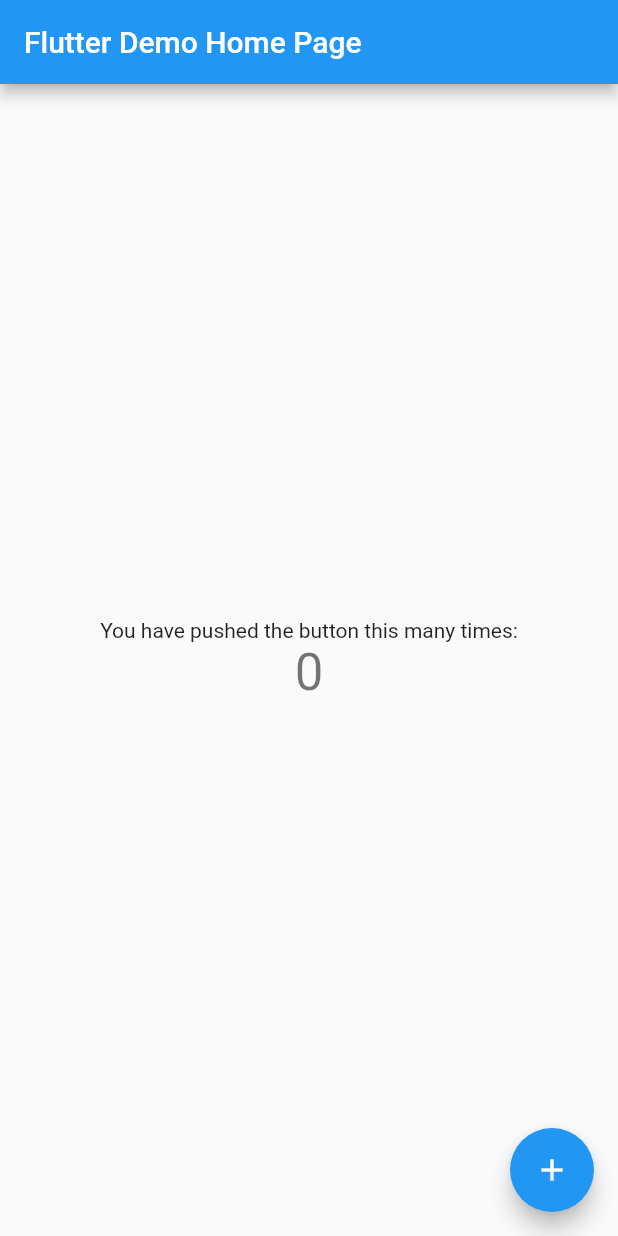
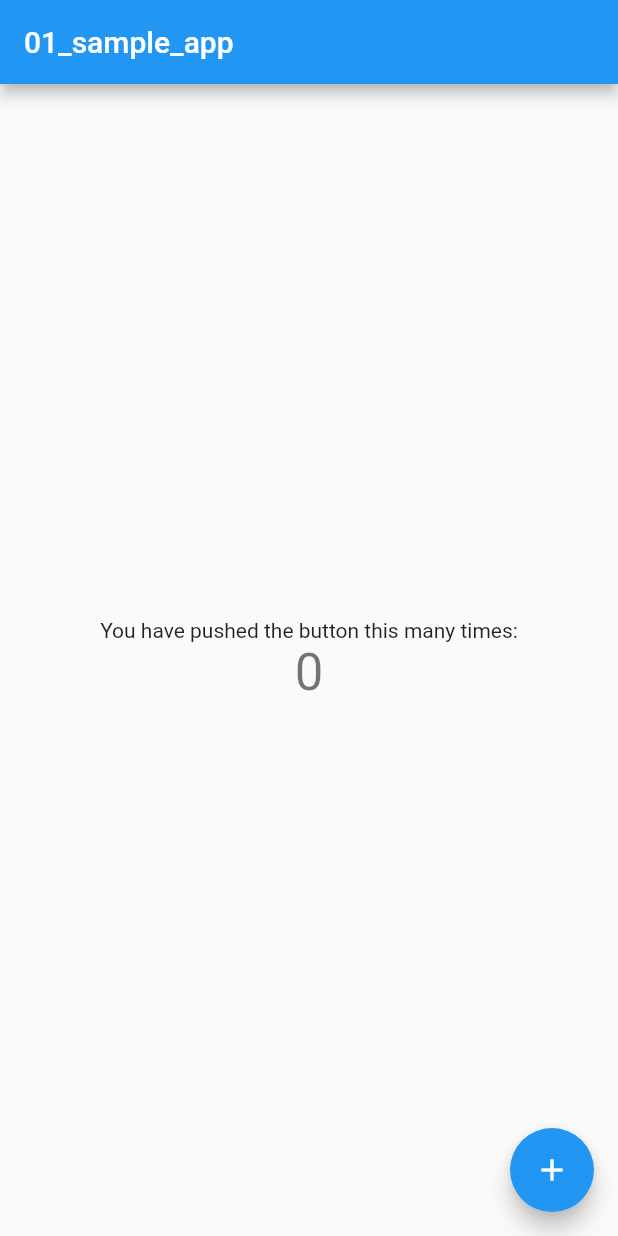
Before and after one commit to windseat/suvival_flutter, a Flutter app: the MyHomePage screen opened directly, on a phone screen of 412 x 824 dp. Run offline on Flutter 3.47's test engine with Material 2 defaults, Android fonts, the phone set to English and light mode, and no system bars.

Commit message:
2021 10 17 스터디 업데이트

```diff
--- a/lib/01_sample_app.dart
+++ b/lib/01_sample_app.dart
@@ -13,7 +13,7 @@ class MyApp extends StatelessWidget {
         primarySwatch: Colors.blue,
       ),
       home: MyHomePage(
-        title: 'Flutter Demo Home Page',
+        title: '01_sample_app',
       ),
     );
   }
--- a/lib/main.dart
+++ b/lib/main.dart
@@ -1,113 +1,26 @@
 import 'package:flutter/material.dart';
 
-void main() {
-  runApp(MyApp());
-}
+void main() => runApp(MyApp());
 
 class MyApp extends StatelessWidget {
-  // This widget is the root of your application.
+  const MyApp({Key? key}) : super(key: key);
+
   @override
   Widget build(BuildContext context) {
     return MaterialApp(
-      title: 'Flutter Demo',
-      theme: ThemeData(
-        // This is the theme of your application.
-        //
-        // Try running your application with "flutter run". You'll see the
-        // application has a blue toolbar. Then, without quitting the app, try
-        // changing the primarySwatch below to Colors.green and then invoke
-        // "hot reload" (press "r" in the console where you ran "flutter run",
-        // or simply save your changes to "hot reload" in a Flutter IDE).
-        // Notice that the counter didn't reset back to zero; the application
-        // is not restarted.
-        primarySwatch: Colors.blue,
+      title: 'Flutter Study Note',
+      theme: ThemeData(primarySwatch: Colors.blue),
+      home: Scaffold(
+        appBar: AppBar(
+          title: Text('Flutter Study List'),
+        ),
+        body: Container(
+          child: Text(
+              'Hello World!!!!!',
+            style: TextStyle(fontSize: 40),
+          ),
+        ),
       ),
-      home: MyHomePage(title: 'Flutter Demo Home Page'),
     );
   }
 }
-
-class MyHomePage extends StatefulWidget {
-  MyHomePage({Key? key, required this.title}) : super(key: key);
-
-  // This widget is the home page of your application. It is stateful, meaning
-  // that it has a State object (defined below) that contains fields that affect
-  // how it looks.
-
-  // This class is the configuration for the state. It holds the values (in this
-  // case the title) provided by the parent (in this case the App widget) and
-  // used by the build method of the State. Fields in a Widget subclass are
-  // always marked "final".
-
-  final String title;
-
-  @override
-  _MyHomePageState createState() => _MyHomePageState();
-}
-
-class _MyHomePageState extends State<MyHomePage> {
-  int _counter = 0;
-
-  void _incrementCounter() {
-    setState(() {
-      // This call to setState tells the Flutter framework that something has
-      // changed in this State, which causes it to rerun the build method below
-      // so that the display can reflect the updated values. If we changed
-      // _counter without calling setState(), then the build method would not be
-      // called again, and so nothing would appear to happen.
-      _counter++;
-    });
-  }
-
-  @override
-  Widget build(BuildContext context) {
-    // This method is rerun every time setState is called, for instance as done
-    // by the _incrementCounter method above.
-    //
-    // The Flutter framework has been optimized to make rerunning build methods
-    // fast, so that you can just rebuild anything that needs updating rather
-    // than having to individually change instances of widgets.
-    return Scaffold(
-      appBar: AppBar(
-        // Here we take the value from the MyHomePage object that was created by
-        // the App.build method, and use it to set our appbar title.
-        title: Text(widget.title),
-      ),
-      body: Center(
-        // Center is a layout widget. It takes a single child and positions it
-        // in the middle of the parent.
-        child: Column(
-          // Column is also a layout widget. It takes a list of children and
-          // arranges them vertically. By default, it sizes itself to fit its
-          // children horizontally, and tries to be as tall as its parent.
-          //
-          // Invoke "debug painting" (press "p" in the console, choose the
-          // "Toggle Debug Paint" action from the Flutter Inspector in Android
-          // Studio, or the "Toggle Debug Paint" command in Visual Studio Code)
-          // to see the wireframe for each widget.
-          //
-          // Column has various properties to control how it sizes itself and
-          // how it positions its children. Here we use mainAxisAlignment to
-          // center the children vertically; the main axis here is the vertical
-          // axis because Columns are vertical (the cross axis would be
-          // horizontal).
-          mainAxisAlignment: MainAxisAlignment.center,
-          children: <Widget>[
-            Text(
-              'You have pushed the button this many times:',
-            ),
-            Text(
-              '$_counter',
-              style: Theme.of(context).textTheme.headline4,
-            ),
-          ],
-        ),
-      ),
-      floatingActionButton: FloatingActionButton(
-        onPressed: _incrementCounter,
-        tooltip: 'Increment',
-        child: Icon(Icons.add),
-      ), // This trailing comma makes auto-formatting nicer for build methods.
-    );
-  }
-}
```
Also changed, not shown: lib/02_hello_world.dart (added, +42 -0 lines), lib/03_hello_world_change.dart (added, +53 -0 lines).
